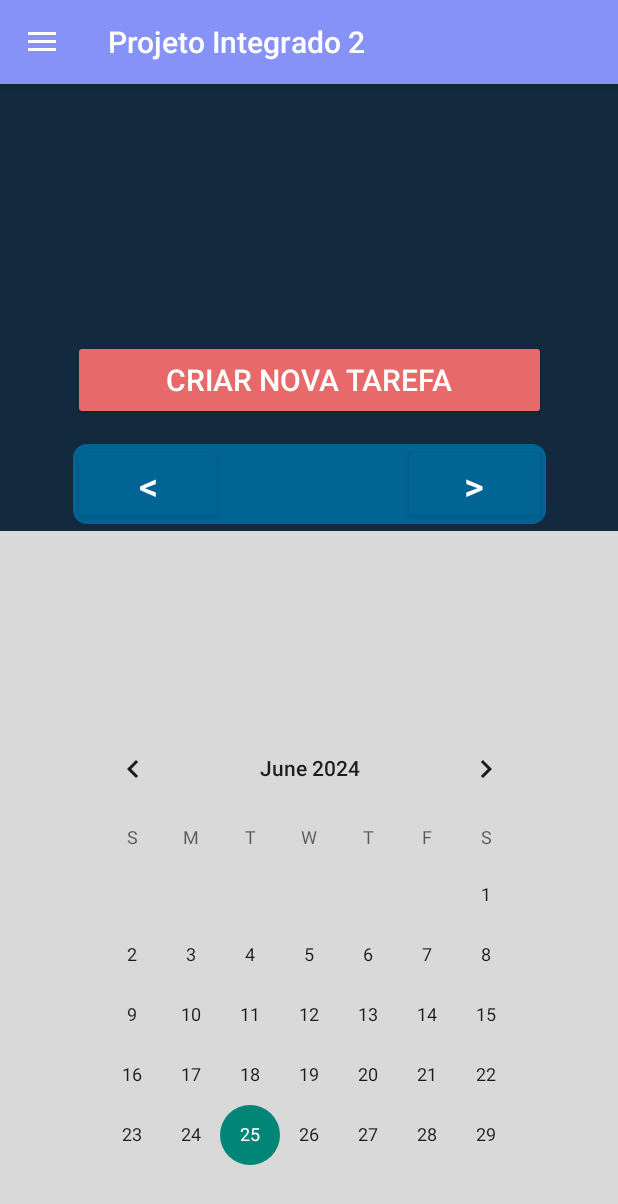
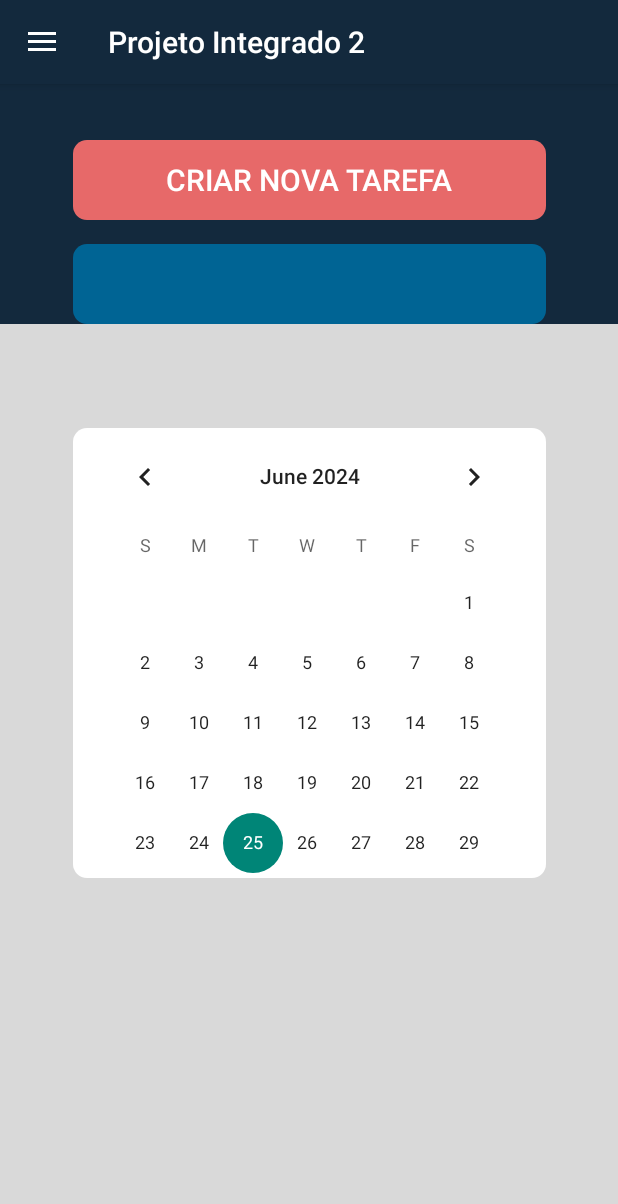
Before and after one commit to NathanCisz/ProjetoIntegrado, an Android app: the screen it shows after launch (MainActivity), on a phone screen of 412 x 824 dp. Shown: the top 1204 px of the screen. Run offline under Robolectric (Android 15) with nearby library versions, the phone set to English and light mode, and no system bars; 1 statement that could not run was skipped.

Commit message:
Alterações no design e modificação em telas secundarias.

```diff
--- a/app/src/main/java/com/example/projetointegrado2/AboutFragment.java
+++ b/app/src/main/java/com/example/projetointegrado2/AboutFragment.java
@@ -1,5 +1,5 @@
 package com.example.projetointegrado2;
-
+//Tarefas da Semana
 import android.os.Bundle;
 import androidx.fragment.app.Fragment;
 import android.view.LayoutInflater;
--- a/app/src/main/java/com/example/projetointegrado2/HomeFragment.java
+++ b/app/src/main/java/com/example/projetointegrado2/HomeFragment.java
@@ -1,5 +1,5 @@
 package com.example.projetointegrado2;
-
+//Home
 import android.os.Bundle;
 import androidx.fragment.app.Fragment;
 import android.view.LayoutInflater;
--- a/app/src/main/java/com/example/projetointegrado2/SettingsFragment.java
+++ b/app/src/main/java/com/example/projetointegrado2/SettingsFragment.java
@@ -1,5 +1,5 @@
 package com.example.projetointegrado2;
-
+//Serviços
 import android.os.Bundle;
 
 import androidx.fragment.app.Fragment;
--- a/app/src/main/java/com/example/projetointegrado2/ShareFragment.java
+++ b/app/src/main/java/com/example/projetointegrado2/ShareFragment.java
@@ -1,5 +1,5 @@
 package com.example.projetointegrado2;
-
+//Clientes
 import android.os.Bundle;
 
 import androidx.fragment.app.Fragment;
--- /dev/null
+++ b/app/src/main/res/drawable/arredondar2.xml
@@ -0,0 +1,4 @@
+<?xml version="1.0" encoding="utf-8"?>
+<shape xmlns:android="http://schemas.android.com/apk/res/android">
+    <corners android:radius="9dp"/>
+</shape>
--- a/app/src/main/res/drawable/nav_settings.xml
+++ b/app/src/main/res/drawable/nav_settings.xml
@@ -1,5 +1,5 @@
 <vector xmlns:android="http://schemas.android.com/apk/res/android" android:height="24dp" android:tint="#000000" android:viewportHeight="24" android:viewportWidth="24" android:width="24dp">
 
-    <path android:fillColor="@android:color/white" android:pathData="M19.14,12.94c0.04,-0.3 0.06,-0.61 0.06,-0.94c0,-0.32 -0.02,-0.64 -0.07,-0.94l2.03,-1.58c0.18,-0.14 0.23,-0.41 0.12,-0.61l-1.92,-3.32c-0.12,-0.22 -0.37,-0.29 -0.59,-0.22l-2.39,0.96c-0.5,-0.38 -1.03,-0.7 -1.62,-0.94L14.4,2.81c-0.04,-0.24 -0.24,-0.41 -0.48,-0.41h-3.84c-0.24,0 -0.43,0.17 -0.47,0.41L9.25,5.35C8.66,5.59 8.12,5.92 7.63,6.29L5.24,5.33c-0.22,-0.08 -0.47,0 -0.59,0.22L2.74,8.87C2.62,9.08 2.66,9.34 2.86,9.48l2.03,1.58C4.84,11.36 4.8,11.69 4.8,12s0.02,0.64 0.07,0.94l-2.03,1.58c-0.18,0.14 -0.23,0.41 -0.12,0.61l1.92,3.32c0.12,0.22 0.37,0.29 0.59,0.22l2.39,-0.96c0.5,0.38 1.03,0.7 1.62,0.94l0.36,2.54c0.05,0.24 0.24,0.41 0.48,0.41h3.84c0.24,0 0.44,-0.17 0.47,-0.41l0.36,-2.54c0.59,-0.24 1.13,-0.56 1.62,-0.94l2.39,0.96c0.22,0.08 0.47,0 0.59,-0.22l1.92,-3.32c0.12,-0.22 0.07,-0.47 -0.12,-0.61L19.14,12.94zM12,15.6c-1.98,0 -3.6,-1.62 -3.6,-3.6s1.62,-3.6 3.6,-3.6s3.6,1.62 3.6,3.6S13.98,15.6 12,15.6z"/>
+    <path android:fillColor="@android:color/white" android:pathData="M20,8h-3V6c0,-1.1 -0.9,-2 -2,-2H9C7.9,4 7,4.9 7,6v2H4c-1.1,0 -2,0.9 -2,2v4h4v-2h2v2h8v-2h2v2h4v-4C22,8.9 21.1,8 20,8zM15,8H9V6h6V8z"/>
 
 </vector>
--- a/app/src/main/res/layout/activity_main.xml
+++ b/app/src/main/res/layout/activity_main.xml
@@ -20,7 +20,7 @@
             android:layout_height="56dp"
             android:id="@+id/toolbar"
             android:elevation="4dp"
-            android:background="@color/lavender"
+            android:background="#13293D"
             android:theme="@style/ThemeOverlay.AppCompat.Dark.ActionBar"
             android:popupTheme="@style/ThemeOverlay.AppCompat.Light"/>
 
@@ -38,7 +38,7 @@
         android:layout_gravity="start"
         app:headerLayout="@layout/nav_header"
         app:menu="@menu/nav_menu"
-        app:itemIconTint="@color/lavender"
-        app:itemTextColor="@color/lavender"/>
+        app:itemIconTint="#13293D"
+        app:itemTextColor="#13293D"/>
 
 </androidx.drawerlayout.widget.DrawerLayout>
--- a/app/src/main/res/layout/fragment_home.xml
+++ b/app/src/main/res/layout/fragment_home.xml
@@ -16,10 +16,24 @@
         android:layout_width="match_parent"
         android:layout_height="wrap_content">
 
+        <androidx.constraintlayout.widget.ConstraintLayout
+            android:layout_width="315sp"
+            android:layout_height="300dp"
+            android:layout_marginStart="48dp"
+            android:layout_marginTop="-10dp"
+            android:layout_marginEnd="48dp"
+            android:background="@drawable/arredondar"
+            app:layout_constraintBottom_toBottomOf="parent"
+            app:layout_constraintEnd_toEndOf="parent"
+            app:layout_constraintStart_toStartOf="parent"
+            app:layout_constraintTop_toTopOf="parent">
+
+        </androidx.constraintlayout.widget.ConstraintLayout>
+
         <View
             android:id="@+id/topoAzulMenu"
             android:layout_width="match_parent"
-            android:layout_height="298dp"
+            android:layout_height="160dp"
             android:background="#13293D"
             app:layout_constraintBottom_toBottomOf="parent"
             app:layout_constraintEnd_toEndOf="parent"
@@ -33,11 +47,11 @@
             android:id="@+id/mostrarMesesMenu"
             android:layout_width="315dp"
             android:layout_height="53dp"
-            android:layout_marginTop="240dp"
-            android:background="@drawable/definir_mes"
+            android:background="@drawable/tarefas_andamento"
+            app:layout_constraintBottom_toBottomOf="@id/topoAzulMenu"
             app:layout_constraintEnd_toEndOf="parent"
             app:layout_constraintStart_toStartOf="parent"
-            app:layout_constraintTop_toTopOf="@+id/topoAzulMenu" />
+            tools:layout_editor_absoluteY="213dp" />
 
         <Button
             android:id="@+id/criarTarefa"
@@ -49,67 +63,26 @@
             android:text="@string/criar_nova_tarefa"
             android:textColor="@color/white"
             android:textSize="20sp"
-            app:cornerRadius="18dp"
+            android:background="@drawable/arredondar2"
+            app:cornerRadius="50dp"
             app:layout_constraintBottom_toTopOf="@+id/mostrarMesesMenu"
             app:layout_constraintEnd_toEndOf="parent"
             app:layout_constraintStart_toStartOf="parent"
             app:layout_constraintTop_toTopOf="@+id/topoAzulMenu"
             app:layout_constraintVertical_bias="1.0" />
 
-        <Button
-            android:id="@+id/passarMes"
-            android:layout_width="95dp"
-            android:layout_height="53dp"
-            android:backgroundTint="#006494"
-            android:text="@string/u003e"
-            android:textColor="@color/white"
-            android:textSize="25sp"
-            app:cornerRadius="9dp"
-            app:layout_constraintBottom_toBottomOf="@+id/mostrarMesesMenu"
-            app:layout_constraintEnd_toEndOf="@+id/mostrarMesesMenu"
-            app:layout_constraintHorizontal_bias="1.0"
-            app:layout_constraintStart_toStartOf="@+id/mostrarMesesMenu"
-            app:layout_constraintTop_toTopOf="@+id/mostrarMesesMenu"
-            app:layout_constraintVertical_bias="1.0"
-            tools:ignore="TextContrastCheck" />
-
-        <Button
-            android:id="@+id/voltarMes"
-            android:layout_width="100dp"
-            android:layout_height="53dp"
-            android:backgroundTint="#006494"
-            android:text="@string/u003c"
-            android:textColor="@color/white"
-            android:textSize="25sp"
-            app:cornerRadius="9dp"
-            app:layout_constraintBottom_toBottomOf="@+id/mostrarMesesMenu"
-            app:layout_constraintEnd_toEndOf="@+id/mostrarMesesMenu"
-            app:layout_constraintHorizontal_bias="0.0"
-            app:layout_constraintStart_toStartOf="@+id/mostrarMesesMenu"
-            app:layout_constraintTop_toTopOf="@+id/mostrarMesesMenu"
-            app:layout_constraintVertical_bias="1.0"
-            tools:ignore="TextContrastCheck" />
-
-        <androidx.constraintlayout.widget.ConstraintLayout
-            android:layout_width="315sp"
-            android:layout_height="298dp"
-            android:layout_marginStart="48dp"
-            android:layout_marginTop="375dp"
-            android:layout_marginEnd="48dp"
+        <CalendarView
+            android:id="@+id/calendarView4"
+            android:layout_width="295dp"
+            android:layout_height="300dp"
+            android:layout_marginStart="54dp"
+            android:layout_marginTop="155dp"
+            android:layout_marginEnd="54dp"
+            android:layout_marginBottom="167dp"
             app:layout_constraintBottom_toBottomOf="parent"
             app:layout_constraintEnd_toEndOf="parent"
             app:layout_constraintStart_toStartOf="parent"
-            app:layout_constraintTop_toTopOf="parent">
-
-            <CalendarView
-                android:id="@+id/calendarView4"
-                android:layout_width="wrap_content"
-                android:layout_height="wrap_content"
-                app:layout_constraintBottom_toBottomOf="parent"
-                app:layout_constraintStart_toStartOf="parent"
-                app:layout_constraintTop_toTopOf="parent"
-                app:layout_constraintVertical_bias="1.0" />
-        </androidx.constraintlayout.widget.ConstraintLayout>
+            app:layout_constraintTop_toTopOf="parent" />
 
     </androidx.constraintlayout.widget.ConstraintLayout>
 
@@ -123,13 +96,14 @@
             android:layout_height="match_parent"
             android:id="@+id/fragment_container"/>
     </LinearLayout>
+
     <com.google.android.material.navigation.NavigationView
+        android:id="@+id/nav_view"
         android:layout_width="wrap_content"
         android:layout_height="match_parent"
-        android:id="@+id/nav_view"
         android:layout_gravity="start"
         app:headerLayout="@layout/nav_header"
-        app:menu="@menu/nav_menu"
         app:itemIconTint="@color/lavender"
-        app:itemTextColor="@color/lavender"/>
+        app:itemTextColor="@color/lavender"
+        app:menu="@menu/nav_menu" />
 </androidx.drawerlayout.widget.DrawerLayout>
--- a/app/src/main/res/values/strings.xml
+++ b/app/src/main/res/values/strings.xml
@@ -23,4 +23,6 @@
     <string name="about_us_fragment">About Us Fragment</string>
     <string name="lista_de_cliente">Lista de Cliente</string>
     <string name="settings_fragment">Settings Fragment</string>
+    <string name="adicionar">Adicionar</string>
+    <string name="excluir">Excluir</string>
 </resources>
```
Also changed, not shown: app/src/main/java/com/example/projetointegrado2/ListaClientes.java (deleted, +0 -16 lines), app/src/main/java/com/example/projetointegrado2/ListaServicos.java (deleted, +0 -16 lines), app/src/main/res/layout/fragment_share.xml (+50 -12 lines).
